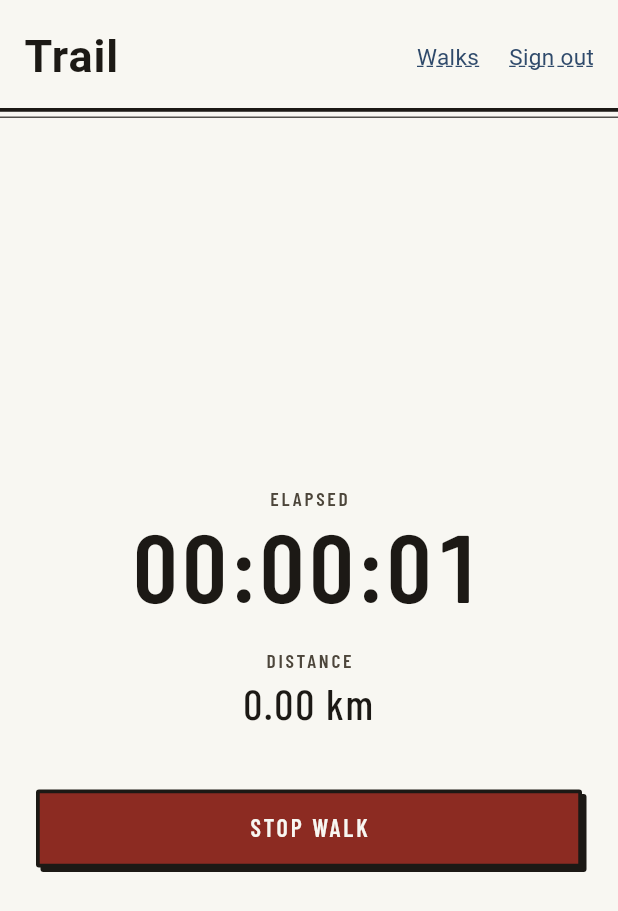
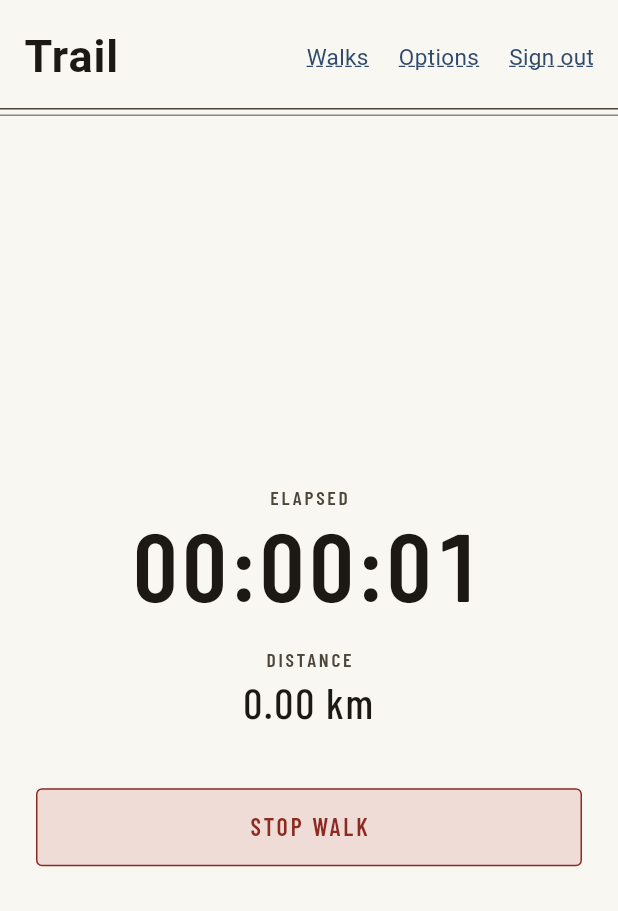
Before and after one commit to moneppo/trail, a Flutter app: the screen it shows once a user with an empty profile is signed in, after a tap on "START WALK", on a phone screen of 412 x 824 dp. Shown: the top 911 px of the screen. Run offline on Flutter 3.47's test engine with Material 3 defaults, Android fonts, the phone set to English and light mode, and no system bars; our stand-ins replace flutter_dotenv, flutter_map, geolocator, google_fonts, latlong2, shared_preferences and 1 more; accounts and stored records are empty; network calls fail; Roboto replaces fonts that are missing (Cormorant Sc, Im Fell English).

Commit message:
Soften buttons and borders, add theme options, always snap, rotate compass
Primary buttons use a light wash of the route hue with thin outlines and no
shadows. Adds an Options menu (light, dark, match device) to the website and app,
removes the snap toggle and status text, and turns the compass with the map.

Co-Authored-By: Claude Sonnet 5.5 <noreply@anthropic.com>

```diff
--- a/mobile/lib/main.dart
+++ b/mobile/lib/main.dart
@@ -4,14 +4,17 @@ import 'package:supabase_flutter/supabase_flutter.dart';
 
 import 'screens/auth_screen.dart';
 import 'screens/home_screen.dart';
+import 'theme/theme_controller.dart';
 import 'theme/trail_theme.dart';
 
 Future<void> main() async {
+  WidgetsFlutterBinding.ensureInitialized();
   await dotenv.load();
   await Supabase.initialize(
     url: dotenv.get('SUPABASE_URL'),
     publishableKey: dotenv.get('SUPABASE_PUBLISHABLE_KEY'),
   );
+  themeController = await ThemeController.load();
   runApp(const TrailApp());
 }
 
@@ -20,12 +23,15 @@ class TrailApp extends StatelessWidget {
 
   @override
   Widget build(BuildContext context) {
-    return MaterialApp(
-      title: 'Trail',
-      theme: trailTheme(Brightness.light),
-      darkTheme: trailTheme(Brightness.dark),
-      themeMode: ThemeMode.system,
-      home: const AuthGate(),
+    return ListenableBuilder(
+      listenable: themeController,
+      builder: (context, _) => MaterialApp(
+        title: 'Trail',
+        theme: trailTheme(Brightness.light),
+        darkTheme: trailTheme(Brightness.dark),
+        themeMode: themeController.mode,
+        home: const AuthGate(),
+      ),
     );
   }
 }
--- a/mobile/lib/screens/auth_screen.dart
+++ b/mobile/lib/screens/auth_screen.dart
@@ -92,7 +92,7 @@ class _AuthScreenState extends State<AuthScreen> {
                           padding: const EdgeInsets.only(bottom: 16),
                           child: Text(_error!, style: TrailText.error(c)),
                         ),
-                      PlateButton(
+                      TrailButton(
                         primary: true,
                         label: _loading
                             ? 'Please wait'
--- a/mobile/lib/screens/history_screen.dart
+++ b/mobile/lib/screens/history_screen.dart
@@ -51,7 +51,7 @@ class _HistoryScreenState extends State<HistoryScreen> {
                   padding: const EdgeInsets.fromLTRB(16, 12, 16, 16),
                   decoration: BoxDecoration(
                     border: Border(
-                        bottom: BorderSide(color: c.ink, width: strokeBold)),
+                        bottom: BorderSide(color: c.inkSoft, width: strokeLine)),
                   ),
                   child: Column(
                     crossAxisAlignment: CrossAxisAlignment.start,
--- a/mobile/lib/screens/home_screen.dart
+++ b/mobile/lib/screens/home_screen.dart
@@ -2,7 +2,9 @@ import 'package:flutter/material.dart';
 
 import '../services/supabase_service.dart';
 import '../services/walk_tracker.dart';
+import '../theme/theme_controller.dart';
 import '../theme/trail_theme.dart';
+import '../widgets/options_sheet.dart';
 import '../widgets/trail_widgets.dart';
 import 'history_screen.dart';
 
@@ -63,7 +65,7 @@ class _HomeScreenState extends State<HomeScreen> {
               padding: const EdgeInsets.fromLTRB(16, 16, 16, 12),
               decoration: BoxDecoration(
                 border: Border(
-                    bottom: BorderSide(color: c.ink, width: strokeBold)),
+                    bottom: BorderSide(color: c.inkSoft, width: strokeLine)),
               ),
               child: Row(
                 children: [
@@ -73,6 +75,11 @@ class _HomeScreenState extends State<HomeScreen> {
                     onPressed: () => Navigator.of(context).push(
                       MaterialPageRoute(builder: (_) => const HistoryScreen()),
                     ),
+                  ),
+                  const SizedBox(width: 20),
+                  TrailLink(
+                    text: 'Options',
+                    onPressed: () => showOptionsSheet(context, themeController),
                   ),
                   const SizedBox(width: 20),
                   TrailLink(
@@ -134,7 +141,7 @@ class _HomeScreenState extends State<HomeScreen> {
                     if (_uploading)
                       Center(child: Text('Saving walk…', style: TrailText.caption(c)))
                     else
-                      PlateButton(
+                      TrailButton(
                         primary: true,
                         label: _tracker.isTracking ? 'Stop walk' : 'Start walk',
                         onPressed:
--- /dev/null
+++ b/mobile/lib/theme/theme_controller.dart
@@ -0,0 +1,44 @@
+import 'package:flutter/material.dart';
+import 'package:shared_preferences/shared_preferences.dart';
+
+/// Set once in main() before the app starts.
+late final ThemeController themeController;
+
+/// The chosen appearance: light, dark, or following the device. Remembered
+/// between launches.
+class ThemeController extends ChangeNotifier {
+  static const _key = 'trail-theme';
+
+  ThemeMode _mode;
+  final SharedPreferences? _prefs;
+
+  ThemeController._(this._mode, this._prefs);
+
+  static Future<ThemeController> load() async {
+    try {
+      final prefs = await SharedPreferences.getInstance();
+      final mode = switch (prefs.getString(_key)) {
+        'light' => ThemeMode.light,
+        'dark' => ThemeMode.dark,
+        _ => ThemeMode.system,
+      };
+      return ThemeController._(mode, prefs);
+    } catch (_) {
+      // Storage unavailable: start on the device setting and don't persist.
+      return ThemeController._(ThemeMode.system, null);
+    }
+  }
+
+  ThemeMode get mode => _mode;
+
+  void setMode(ThemeMode mode) {
+    if (mode == _mode) return;
+    _mode = mode;
+    _prefs?.setString(_key, switch (mode) {
+      ThemeMode.light => 'light',
+      ThemeMode.dark => 'dark',
+      ThemeMode.system => 'system',
+    });
+    notifyListeners();
+  }
+}
--- a/mobile/lib/theme/trail_theme.dart
+++ b/mobile/lib/theme/trail_theme.dart
@@ -16,6 +16,13 @@ class TrailColors {
   final Color candidate;
   final Color accepted;
 
+  /// Light washes of the route, candidate, unmapped and accepted hues, for
+  /// fills like buttons and selected rows. The strong colors are kept for the map.
+  final Color washRoute;
+  final Color washCandidate;
+  final Color washUnmapped;
+  final Color washAccepted;
+
   const TrailColors({
     required this.paper,
     required this.paperShade,
@@ -28,6 +35,10 @@ class TrailColors {
     required this.unmapped,
     required this.candidate,
     required this.accepted,
+    required this.washRoute,
+    required this.washCandidate,
+    required this.washUnmapped,
+    required this.washAccepted,
   });
 
   static const day = TrailColors(
@@ -42,6 +53,10 @@ class TrailColors {
     unmapped: Color(0xFF8A5A10),
     candidate: Color(0xFF2F4A6B),
     accepted: Color(0xFF2B6A52),
+    washRoute: Color(0xFFEFDCD6),
+    washCandidate: Color(0xFFDDE4EE),
+    washUnmapped: Color(0xFFF0E5CC),
+    washAccepted: Color(0xFFD9E8E0),
   );
 
   static const night = TrailColors(
@@ -56,6 +71,10 @@ class TrailColors {
     unmapped: Color(0xFFDCA847),
     candidate: Color(0xFF94B5D9),
     accepted: Color(0xFF86C9A9),
+    washRoute: Color(0xFF33211E),
+    washCandidate: Color(0xFF1F2A38),
+    washUnmapped: Color(0xFF302817),
+    washAccepted: Color(0xFF1D2E27),
   );
 
   static TrailColors of(BuildContext context) =>
@@ -63,15 +82,18 @@ class TrailColors {
 }
 
 /// Line weights and dash pattern, in logical pixels.
-const strokeHair = 0.75;
-const strokeLine = 1.5;
-const strokeBold = 2.5;
+const strokeHair = 0.5;
+const strokeLine = 1.0;
+const strokeBold = 1.25;
+
+/// Outline of the round markers and handles drawn on the map.
+const strokeMarker = 2.0;
 const strokeRoute = 4.0;
 const strokeTrail = 6.0;
 const dashUnmapped = [10.0, 7.0];
 
-const radiusSm = 2.0;
-const radiusMd = 6.0;
+const radiusSm = 4.0;
+const radiusMd = 8.0;
 
 /// Type styles. Titles in Cormorant SC, text in IM Fell English, labels,
 /// numbers and buttons in Barlow Condensed. Letter spacing is the token's em
--- a/mobile/lib/widgets/trail_widgets.dart
+++ b/mobile/lib/widgets/trail_widgets.dart
@@ -1,20 +1,18 @@
+import 'dart:math' as math;
+
 import 'package:flutter/material.dart';
 
 import '../theme/trail_theme.dart';
 
-List<BoxShadow> plateShadow(TrailColors c, {double offset = 3}) => [
-      BoxShadow(color: c.ink, offset: Offset(offset, offset), blurRadius: 0),
-    ];
-
-/// A square plate with a bold ink outline and a hard offset shadow. The
-/// shadow drops away and the plate shifts when pressed. Primary fills with the
-/// route color; the plain version sits on paper.
-class PlateButton extends StatefulWidget {
+/// A thin-outlined button with a small corner radius and no shadow. Primary
+/// carries a light wash of the route hue with route-colored text; the plain
+/// version sits on paper.
+class TrailButton extends StatefulWidget {
   final String label;
   final VoidCallback? onPressed;
   final bool primary;
 
-  const PlateButton({
+  const TrailButton({
     super.key,
     required this.label,
     required this.onPressed,
@@ -22,27 +20,35 @@ class PlateButton extends StatefulWidget {
   });
 
   @override
-  State<PlateButton> createState() => _PlateButtonState();
+  State<TrailButton> createState() => _TrailButtonState();
 }
 
-class _PlateButtonState extends State<PlateButton> {
+class _TrailButtonState extends State<TrailButton> {
   bool _pressed = false;
 
   @override
   Widget build(BuildContext context) {
     final c = TrailColors.of(context);
     final enabled = widget.onPressed != null;
-    final fill = !enabled
-        ? c.paperShade
-        : widget.primary
-            ? c.route
-            : c.paper;
-    final fg = !enabled
-        ? c.inkSoft
-        : widget.primary
-            ? c.onRoute
-            : c.ink;
     final down = enabled && _pressed;
+
+    final Color fill;
+    final Color border;
+    final Color fg;
+    if (!enabled) {
+      fill = c.paperShade;
+      border = c.inkFaint;
+      fg = c.inkSoft;
+    } else if (widget.primary) {
+      fill = c.washRoute;
+      border = down ? c.ink : c.route;
+      fg = down ? c.ink : c.route;
+    } else {
+      fill = down ? c.paperShade : c.paper;
+      border = c.inkSoft;
+      fg = c.ink;
+    }
+
     return Semantics(
       button: true,
       enabled: enabled,
@@ -53,23 +59,18 @@ class _PlateButtonState extends State<PlateButton> {
         onTapUp: enabled ? (_) => setState(() => _pressed = false) : null,
         onTapCancel: enabled ? () => setState(() => _pressed = false) : null,
         onTap: widget.onPressed,
-        child: Transform.translate(
-          offset: down ? const Offset(3, 3) : Offset.zero,
         child: Container(
           constraints: const BoxConstraints(minHeight: 52),
           alignment: Alignment.center,
           padding: const EdgeInsets.symmetric(horizontal: 24, vertical: 12),
           decoration: BoxDecoration(
             color: fill,
-              border: Border.all(
-                  color: enabled ? c.ink : c.inkFaint, width: strokeBold),
+            border: Border.all(color: border, width: strokeLine),
             borderRadius: BorderRadius.circular(radiusSm),
-              boxShadow: enabled && !down ? plateShadow(c) : const [],
           ),
           child: Text(
             widget.label.toUpperCase(),
             style: TrailText.button(c).copyWith(color: fg),
-            ),
           ),
         ),
       ),
@@ -105,9 +106,8 @@ class SquareGlyphButton extends StatelessWidget {
           alignment: Alignment.center,
           decoration: BoxDecoration(
             color: c.paper,
-            border: Border.all(color: c.ink, width: strokeBold),
+            border: Border.all(color: c.inkSoft, width: strokeLine),
             borderRadius: BorderRadius.circular(radiusSm),
-            boxShadow: plateShadow(c, offset: 2),
           ),
           child: Text(glyph,
               style: TrailText.body(c).copyWith(fontSize: 26, height: 1)),
@@ -117,7 +117,7 @@ class SquareGlyphButton extends StatelessWidget {
   }
 }
 
-/// The title block: a bold outer line and a hairline inner neatline on the
+/// The title block: a thin outer line and a hairline inner neatline on the
 /// same paper as the page.
 class Cartouche extends StatelessWidget {
   final Widget child;
@@ -137,7 +137,7 @@ class Cartouche extends StatelessWidget {
       decoration: BoxDecoration(
         color: c.paper,
         border: Border.all(color: c.ink, width: strokeBold),
-        borderRadius: BorderRadius.circular(radiusSm),
+        borderRadius: BorderRadius.circular(radiusMd),
       ),
       child: Container(
         padding: padding,
@@ -151,7 +151,7 @@ class Cartouche extends StatelessWidget {
   }
 }
 
-/// A square on/off switch: ink outline, route-colored when on.
+/// A square on/off switch: a wash of the route hue when on.
 class TrailSwitch extends StatelessWidget {
   final bool value;
   final ValueChanged<bool> onChanged;
@@ -179,16 +179,18 @@ class TrailSwitch extends StatelessWidget {
           padding: const EdgeInsets.all(2),
           alignment: value ? Alignment.centerRight : Alignment.centerLeft,
           decoration: BoxDecoration(
-            color: value ? c.route : c.paperShade,
-            border: Border.all(color: c.ink, width: strokeBold),
+            color: value ? c.washRoute : c.paperShade,
+            border:
+                Border.all(color: value ? c.route : c.inkSoft, width: strokeLine),
             borderRadius: BorderRadius.circular(radiusSm),
           ),
           child: Container(
-            width: 18,
+            width: 20,
             decoration: BoxDecoration(
-              color: c.paper,
-              border: Border.all(color: c.ink, width: strokeLine),
-              borderRadius: BorderRadius.circular(1),
+              color: value ? c.route : c.paper,
+              border: Border.all(
+                  color: value ? c.route : c.inkSoft, width: strokeLine),
+              borderRadius: BorderRadius.circular(2),
             ),
           ),
         ),
@@ -241,20 +243,34 @@ class LabelText extends StatelessWidget {
       );
 }
 
-/// North arrow drawn in ink: two rings and four points, north filled.
+/// North arrow drawn in ink: two rings and four points, north in the route
+/// color. [bearing] is the map's rotation in degrees; the arrow turns the
+/// opposite way so it keeps pointing at north. Give [onTap] to make it a
+/// button that straightens the map.
 class Compass extends StatelessWidget {
   final double size;
-  const Compass({super.key, this.size = 104});
+  final double bearing;
+  final VoidCallback? onTap;
+
+  const Compass({super.key, this.size = 104, this.bearing = 0, this.onTap});
 
   @override
   Widget build(BuildContext context) {
     final c = TrailColors.of(context);
-    return Semantics(
-      label: 'North arrow',
+    Widget art = Transform.rotate(
+      angle: -bearing * math.pi / 180,
       child: CustomPaint(
         size: Size.square(size),
-        painter: _CompassPainter(ink: c.ink, paper: c.paper),
+        painter: _CompassPainter(ink: c.ink, paper: c.paper, north: c.route),
       ),
+    );
+    if (onTap != null) {
+      art = GestureDetector(onTap: onTap, child: art);
+    }
+    return Semantics(
+      label: onTap != null ? 'Point the map north' : 'North arrow',
+      button: onTap != null,
+      child: art,
     );
   }
 }
@@ -262,7 +278,8 @@ class Compass extends StatelessWidget {
 class _CompassPainter extends CustomPainter {
   final Color ink;
   final Color paper;
-  _CompassPainter({required this.ink, required this.paper});
+  final Color north;
+  _CompassPainter({required this.ink, required this.paper, required this.north});
 
   @override
   void paint(Canvas canvas, Size size) {
@@ -274,7 +291,7 @@ class _CompassPainter extends CustomPainter {
     final line = Paint()
       ..color = ink
       ..style = PaintingStyle.stroke
-      ..strokeWidth = strokeLine
+      ..strokeWidth = 1.5
       ..strokeJoin = StrokeJoin.round;
     canvas.drawCircle(
         Offset.zero,
@@ -282,7 +299,7 @@ class _CompassPainter extends CustomPainter {
         Paint()
           ..color = ink
           ..style = PaintingStyle.stroke
-          ..strokeWidth = strokeHair);
+          ..strokeWidth = 0.75);
     canvas.drawCircle(Offset.zero, 29, Paint()..color = paper);
     canvas.drawCircle(Offset.zero, 29, line);
 
@@ -296,7 +313,7 @@ class _CompassPainter extends CustomPainter {
 
     canvas.drawPath(
         kite(const Offset(0, -46), const Offset(6, -6), const Offset(-6, -6)),
-        Paint()..color = ink);
+        Paint()..color = north);
     canvas.drawPath(
         kite(const Offset(0, 46), const Offset(6, 6), const Offset(-6, 6)),
         line);
@@ -310,7 +327,7 @@ class _CompassPainter extends CustomPainter {
 
   @override
   bool shouldRepaint(_CompassPainter old) =>
-      old.ink != ink || old.paper != paper;
+      old.ink != ink || old.paper != paper || old.north != north;
 }
 
 /// Grayscale-and-tint filter that turns the colored OpenStreetMap tiles into
--- a/mobile/pubspec.yaml
+++ b/mobile/pubspec.yaml
@@ -42,6 +42,7 @@ dependencies:
   latlong2: ^0.10.1
   http: ^1.6.0
   google_fonts: ^9.0.0
+  shared_preferences: ^2.5.6
 dev_dependencies:
   flutter_test:
     sdk: flutter
```
Also changed, not shown: mobile/lib/screens/walk_detail_screen.dart (+49 -44 lines), mobile/lib/widgets/options_sheet.dart (added, +131 -0 lines), mobile/pubspec.lock, 8 other files. Lines whose indentation alone changed are shown as unchanged.
